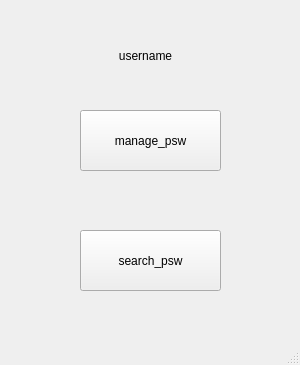
Before: the Qt Designer form home_screen.ui in benbenohye/TPA, drawn with Qt 5.
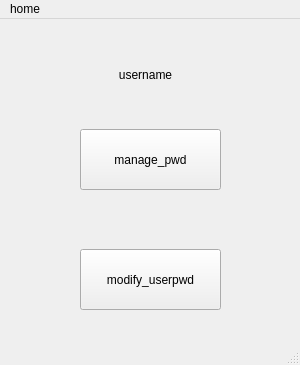
After: the same form once the commit is applied. Icons and pictures are not drawn.

```diff
--- a/home_screen.ui
+++ b/home_screen.ui
@@ -47,7 +47,7 @@
      <string notr="true">border-image: url(:/new/prefix1/image/blue.png);</string>
     </property>
     <property name="text">
-     <string>manage_psw</string>
+     <string>manage_pwd</string>
     </property>
    </widget>
    <widget class="QPushButton" name="searchButton">
@@ -63,7 +63,7 @@
      <string notr="true">border-image: url(:/new/prefix1/image/green.png);</string>
     </property>
     <property name="text">
-     <string>search_psw</string>
+     <string>modify_userpwd</string>
     </property>
    </widget>
   </widget>
@@ -76,6 +76,12 @@
      <height>28</height>
     </rect>
    </property>
+   <widget class="QMenu" name="menumainwindow">
+    <property name="title">
+     <string>home</string>
+    </property>
+   </widget>
+   <addaction name="menumainwindow"/>
   </widget>
   <widget class="QStatusBar" name="statusbar"/>
  </widget>
```
Left out of the diff: 3 changed lines with no effect on the pictures.
